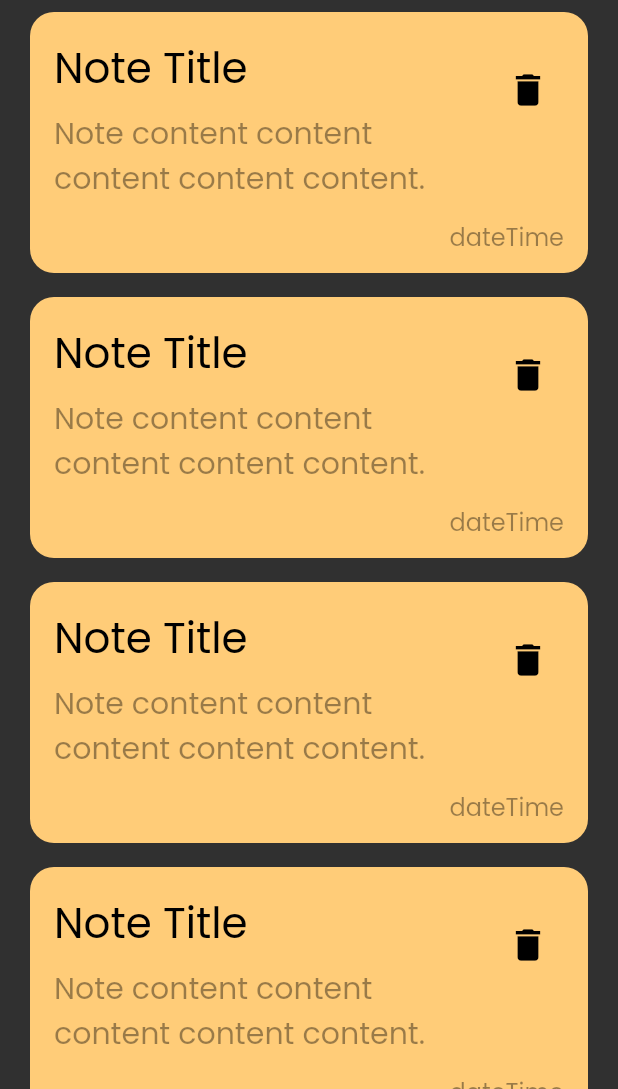
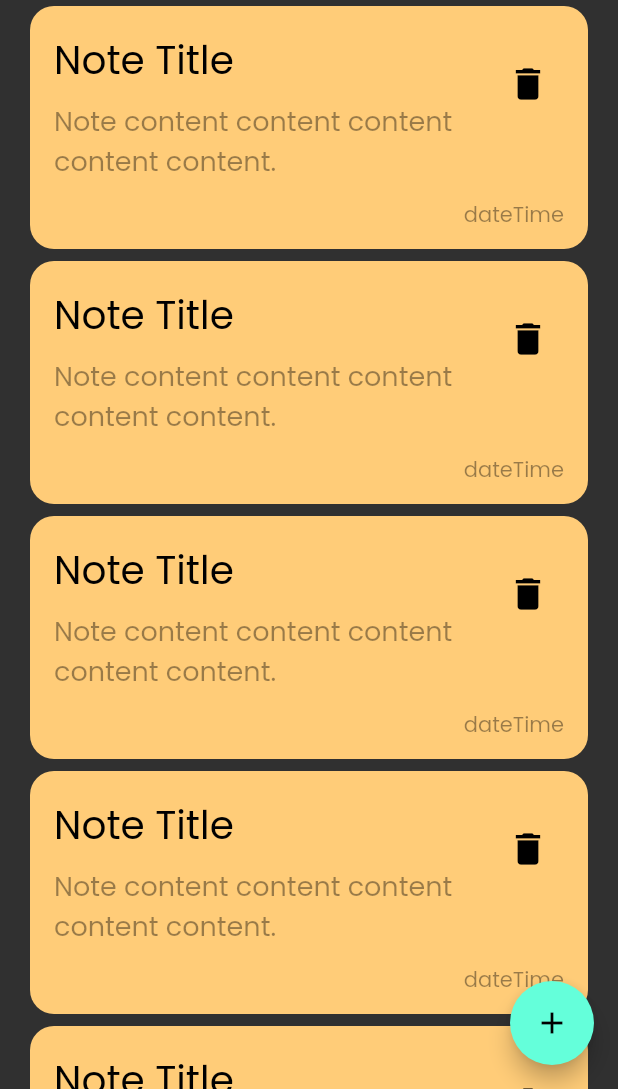
Before and after one commit to ahmedhamdi11/notes-app, a Flutter app: the screen it shows after launch, on a phone screen of 412 x 824 dp, the part 147-1236 px from its top. Run offline on Flutter 3.47's test engine with Material 2 defaults, Android fonts, the phone set to English and light mode, and no system bars.

Commit message:
floating action button

```diff
--- a/lib/components/note_item.dart
+++ b/lib/components/note_item.dart
@@ -14,14 +14,14 @@ class NoteItem extends StatelessWidget {
         ListTile(
           title: const Text(
             'Note Title',
-            style: TextStyle(color: Colors.black, fontSize: 28),
+            style: TextStyle(color: Colors.black, fontSize: 26),
           ),
           subtitle: Padding(
             padding: const EdgeInsets.symmetric(vertical: 8.0),
             child: Text(
               'Note content content content content content.',
               style:
-                  TextStyle(fontSize: 20, color: Colors.black.withOpacity(0.4)),
+                  TextStyle(fontSize: 18, color: Colors.black.withOpacity(0.4)),
             ),
           ),
           trailing: IconButton(
@@ -37,8 +37,7 @@ class NoteItem extends StatelessWidget {
           padding: const EdgeInsets.only(right: 16),
           child: Text(
             'dateTime',
-            style:
-                TextStyle(fontSize: 16, color: Colors.black.withOpacity(0.4)),
+            style: TextStyle(color: Colors.black.withOpacity(0.4)),
           ),
         ),
       ]),
--- a/lib/components/notes_list_view.dart
+++ b/lib/components/notes_list_view.dart
@@ -8,10 +8,9 @@ class NotesListView extends StatelessWidget {
   Widget build(BuildContext context) {
     return ListView.builder(
         physics: const BouncingScrollPhysics(),
-        addRepaintBoundaries: false,
         itemBuilder: (context, index) {
           return const Padding(
-            padding: EdgeInsets.symmetric(vertical: 8.0),
+            padding: EdgeInsets.symmetric(vertical: 4.0),
             child: NoteItem(),
           );
         });
--- a/lib/views/notes_view.dart
+++ b/lib/views/notes_view.dart
@@ -8,6 +8,10 @@ class NotesView extends StatelessWidget {
   @override
   Widget build(BuildContext context) {
     return Scaffold(
+      floatingActionButton: FloatingActionButton(
+        onPressed: () {},
+        child: const Icon(Icons.add),
+      ),
       body: Padding(
         padding: const EdgeInsets.symmetric(horizontal: 20.0),
         child: Column(children: const [
```
